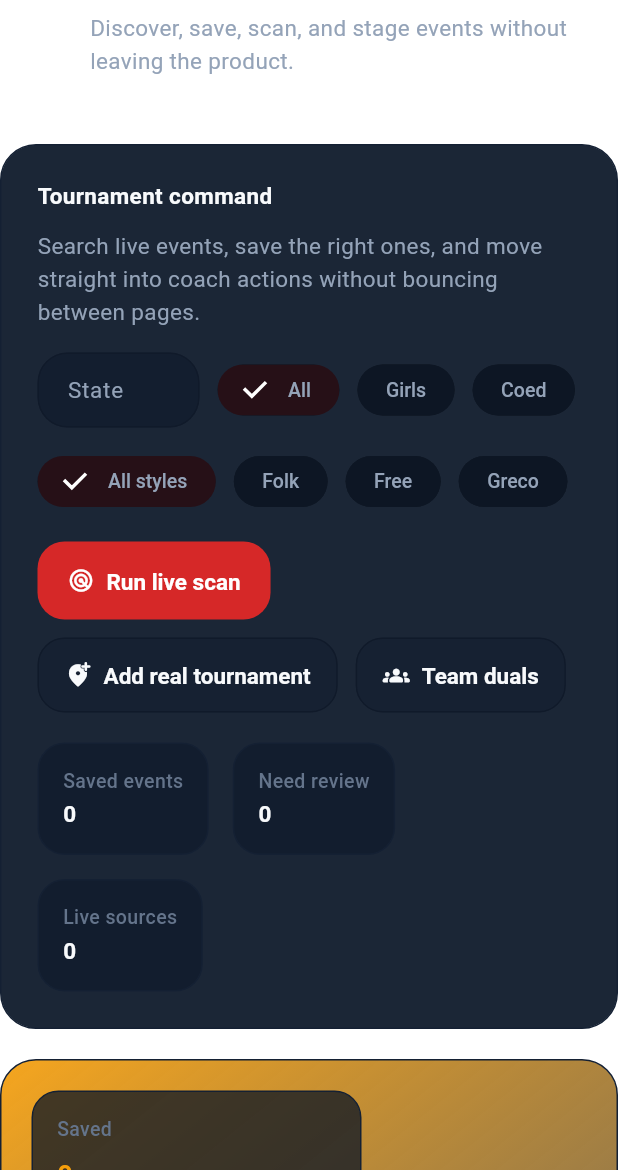
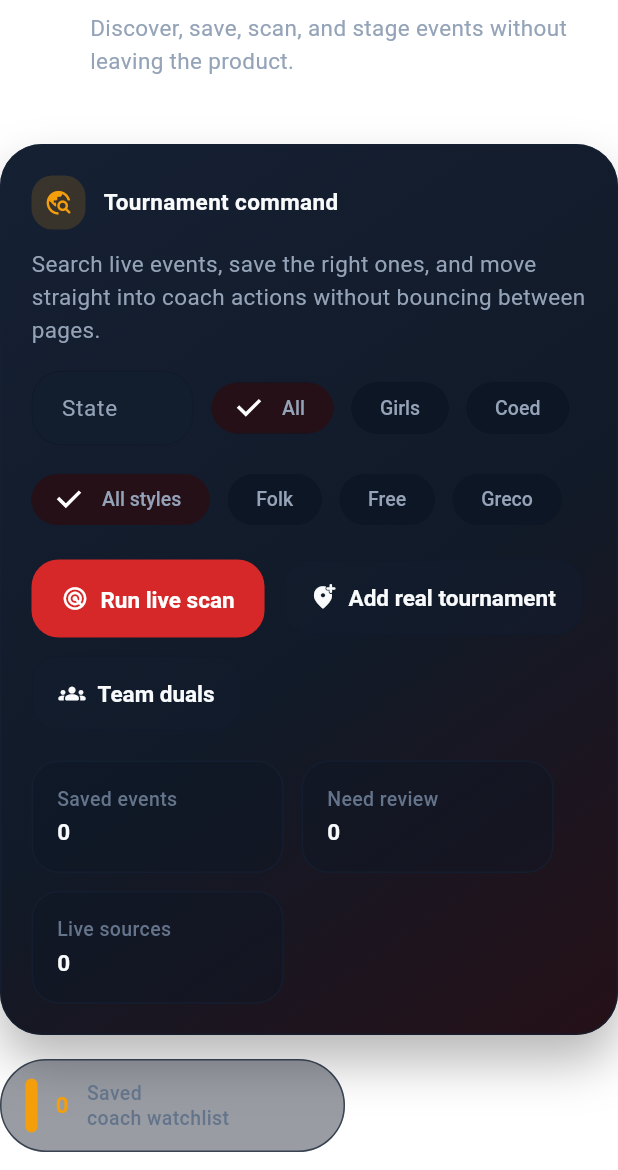
Before and after one commit to PinIQApp/PinIQ, a Flutter app: the HomeDashboardShell screen opened directly, item 4 of the bottom bar chosen, scrolled down 1152 dp, after a tap on "Tournaments", on a phone screen of 412 x 824 dp, the part 66-1236 px from its top. Run offline on Flutter 3.47's test engine with Material 3 defaults, Android fonts, the phone set to English and light mode, and no system bars; our stand-ins replace image_picker, shared_preferences; missing offline and left inert: dart:html; accounts and stored records are empty.

Commit message:
Polish tournament center layout

```diff
--- a/frontend/lib/screens/dashboard/tournament_center_screen.dart
+++ b/frontend/lib/screens/dashboard/tournament_center_screen.dart
@@ -558,7 +558,7 @@
                 icon: Icons.check_circle_outline,
               ),
             ],
-            const SizedBox(height: AppSpacing.lg),
+            const SizedBox(height: AppSpacing.md),
             _SummaryBand(
               accent: const Color(0xFFF59E0B),
               items: [
@@ -580,28 +580,28 @@
                     note: 'configured sources'),
               ],
             ),
-            const SizedBox(height: AppSpacing.xl),
+            const SizedBox(height: AppSpacing.lg),
             if (_error != null) ...[
               _EmptyPanel(
                 message: _error!.replaceFirst('Exception: ', ''),
                 actionLabel: 'Try again',
                 onAction: _runLiveScan,
               ),
-              const SizedBox(height: AppSpacing.xl),
+              const SizedBox(height: AppSpacing.lg),
             ],
             _TournamentDecisionBoard(
               savedCount: savedCount,
               reviewCount: reviewCount,
               girlsCount: girlsCount,
             ),
-            const SizedBox(height: AppSpacing.xl),
+            const SizedBox(height: AppSpacing.lg),
             if (_isLoading) ...[
               const _StatusBanner(
                 message: 'Loading tournament discovery results...',
                 color: AppColors.warning,
                 icon: Icons.sync_rounded,
               ),
-              const SizedBox(height: AppSpacing.xl),
+              const SizedBox(height: AppSpacing.lg),
             ] else if (records.isEmpty) ...[
               _EmptyPanel(
                 message:
@@ -609,7 +609,7 @@
                 actionLabel: _isScanning ? null : 'Run live scan',
                 onAction: _isScanning ? null : _runLiveScan,
               ),
-              const SizedBox(height: AppSpacing.xl),
+              const SizedBox(height: AppSpacing.lg),
             ],
             if (isWide)
               Row(
@@ -815,11 +815,27 @@
   @override
   Widget build(BuildContext context) {
     return Container(
-      padding: const EdgeInsets.all(AppSpacing.xl),
+      padding: const EdgeInsets.all(AppSpacing.lg),
       decoration: BoxDecoration(
-        color: AppColors.surfaceElevated.withValues(alpha: 0.96),
-        borderRadius: BorderRadius.circular(AppSpacing.cardRadius),
-        border: Border.all(color: AppColors.border),
+        gradient: const LinearGradient(
+          begin: Alignment.topLeft,
+          end: Alignment.bottomRight,
+          colors: [
+            Color(0xFF152033),
+            Color(0xFF111A28),
+            Color(0xFF251017),
+          ],
+          stops: [0, 0.56, 1],
+        ),
+        borderRadius: BorderRadius.circular(28),
+        border: Border.all(color: AppColors.border.withValues(alpha: 0.72)),
+        boxShadow: [
+          BoxShadow(
+            color: Colors.black.withValues(alpha: 0.28),
+            blurRadius: 28,
+            offset: const Offset(0, 18),
+          ),
+        ],
       ),
       child: LayoutBuilder(
         builder: (context, constraints) {
@@ -827,7 +843,27 @@
           final actions = Column(
             crossAxisAlignment: CrossAxisAlignment.start,
             children: [
+              Row(
+                mainAxisSize: MainAxisSize.min,
+                children: [
+                  Container(
+                    width: 36,
+                    height: 36,
+                    decoration: BoxDecoration(
+                      color: const Color(0xFFF59E0B).withValues(alpha: 0.16),
+                      borderRadius: BorderRadius.circular(14),
+                    ),
+                    alignment: Alignment.center,
+                    child: const Icon(
+                      Icons.travel_explore_rounded,
+                      color: Color(0xFFF59E0B),
+                      size: 19,
+                    ),
+                  ),
+                  const SizedBox(width: AppSpacing.sm),
                   Text('Tournament command', style: AppTextStyles.bodyStrong),
+                ],
+              ),
               const SizedBox(height: AppSpacing.sm),
               Text(
                 'Search live events, save the right ones, and move straight into coach actions without bouncing between pages.',
@@ -899,12 +935,21 @@
           );
 
           final metrics = Wrap(
-            spacing: AppSpacing.md,
-            runSpacing: AppSpacing.md,
-            children: [
-              _MetricBox(label: 'Saved events', value: '$savedCount'),
-              _MetricBox(label: 'Need review', value: '$reviewCount'),
-              _MetricBox(label: 'Live sources', value: '$sourceCount'),
+            spacing: AppSpacing.sm,
+            runSpacing: AppSpacing.sm,
+            children: [
+              SizedBox(
+                  width: 168,
+                  child:
+                      _MetricBox(label: 'Saved events', value: '$savedCount')),
+              SizedBox(
+                  width: 168,
+                  child:
+                      _MetricBox(label: 'Need review', value: '$reviewCount')),
+              SizedBox(
+                  width: 168,
+                  child:
+                      _MetricBox(label: 'Live sources', value: '$sourceCount')),
             ],
           );
 
@@ -974,11 +1019,11 @@
   Widget build(BuildContext context) {
     return LayoutBuilder(
       builder: (context, constraints) => Container(
-        padding: const EdgeInsets.all(AppSpacing.xl),
+        padding: const EdgeInsets.all(AppSpacing.lg),
         decoration: BoxDecoration(
-          color: AppColors.surface,
-          borderRadius: BorderRadius.circular(AppSpacing.cardRadius),
-          border: Border.all(color: AppColors.border),
+          color: AppColors.surface.withValues(alpha: 0.72),
+          borderRadius: BorderRadius.circular(24),
+          border: Border.all(color: AppColors.border.withValues(alpha: 0.72)),
         ),
         child: Column(
           crossAxisAlignment: CrossAxisAlignment.start,
@@ -1137,14 +1182,23 @@
           padding: const EdgeInsets.all(AppSpacing.md),
           decoration: BoxDecoration(
             color: selected
-                ? AppColors.surfaceElevated
-                : AppColors.surface.withValues(alpha: 0.72),
-            borderRadius: BorderRadius.circular(18),
+                ? const Color(0xFF172033)
+                : AppColors.surface.withValues(alpha: 0.36),
+            borderRadius: BorderRadius.circular(22),
             border: Border.all(
               color: selected
-                  ? const Color(0xFFF59E0B).withValues(alpha: 0.4)
-                  : AppColors.border,
-            ),
+                  ? const Color(0xFFF59E0B).withValues(alpha: 0.48)
+                  : AppColors.border.withValues(alpha: 0.46),
+            ),
+            boxShadow: selected
+                ? [
+                    BoxShadow(
+                      color: const Color(0xFFF59E0B).withValues(alpha: 0.08),
+                      blurRadius: 18,
+                      offset: const Offset(0, 10),
+                    ),
+                  ]
+                : null,
           ),
           child: Row(
             children: [
@@ -1235,11 +1289,11 @@
   @override
   Widget build(BuildContext context) {
     return Container(
-      padding: const EdgeInsets.all(AppSpacing.xl),
+      padding: const EdgeInsets.all(AppSpacing.lg),
       decoration: BoxDecoration(
-        color: AppColors.surface,
-        borderRadius: BorderRadius.circular(AppSpacing.cardRadius),
-        border: Border.all(color: AppColors.border),
+        color: AppColors.surface.withValues(alpha: 0.72),
+        borderRadius: BorderRadius.circular(24),
+        border: Border.all(color: AppColors.border.withValues(alpha: 0.72)),
       ),
       child: Column(
         crossAxisAlignment: CrossAxisAlignment.start,
@@ -1972,21 +2026,13 @@
 
   @override
   Widget build(BuildContext context) {
-    return Container(
-      padding: const EdgeInsets.all(AppSpacing.lg),
-      decoration: BoxDecoration(
-        gradient: AppColors.brandedGradient(
-            primary: accent, secondary: AppColors.surfaceElevated),
-        borderRadius: BorderRadius.circular(AppSpacing.cardRadius),
-        border: Border.all(color: AppColors.border),
-      ),
-      child: Wrap(
-        spacing: AppSpacing.md,
-        runSpacing: AppSpacing.md,
+    return Wrap(
+      spacing: AppSpacing.sm,
+      runSpacing: AppSpacing.sm,
       children: items
           .map(
             (item) => SizedBox(
-                width: 220,
+              width: 230,
               child: _StatusCard(
                 title: item.label,
                 value: item.value,
@@ -1996,7 +2042,6 @@
             ),
           )
           .toList(),
-      ),
     );
   }
 }
@@ -2029,20 +2074,37 @@
   @override
   Widget build(BuildContext context) {
     return Container(
-      padding: const EdgeInsets.all(AppSpacing.md),
+      padding: const EdgeInsets.symmetric(
+        horizontal: AppSpacing.md,
+        vertical: AppSpacing.sm,
+      ),
       decoration: BoxDecoration(
-        color: AppColors.surface.withValues(alpha: 0.76),
-        borderRadius: BorderRadius.circular(18),
-        border: Border.all(color: AppColors.border),
-      ),
+        color: AppColors.surface.withValues(alpha: 0.42),
+        borderRadius: BorderRadius.circular(999),
+        border: Border.all(color: AppColors.border.withValues(alpha: 0.72)),
+      ),
+      child: Row(
+        children: [
+          Container(
+            width: 8,
+            height: 36,
+            decoration: BoxDecoration(
+              color: color,
+              borderRadius: BorderRadius.circular(99),
+            ),
+          ),
+          const SizedBox(width: AppSpacing.sm),
+          Text(value, style: AppTextStyles.bodyStrong.copyWith(color: color)),
+          const SizedBox(width: AppSpacing.sm),
+          Expanded(
             child: Column(
               crossAxisAlignment: CrossAxisAlignment.start,
               children: [
                 Text(title, style: AppTextStyles.caption),
-          const SizedBox(height: AppSpacing.sm),
-          Text(value, style: AppTextStyles.cardTitle.copyWith(color: color)),
-          const SizedBox(height: AppSpacing.xxs),
                 Text(subtitle, style: AppTextStyles.caption),
+              ],
+            ),
+          ),
         ],
       ),
     );
@@ -2063,9 +2125,9 @@
     return Container(
       padding: const EdgeInsets.all(AppSpacing.md),
       decoration: BoxDecoration(
-        color: AppColors.surfaceElevated,
+        color: AppColors.surface.withValues(alpha: 0.46),
         borderRadius: BorderRadius.circular(18),
-        border: Border.all(color: AppColors.border),
+        border: Border.all(color: AppColors.border.withValues(alpha: 0.72)),
       ),
       child: Column(
         crossAxisAlignment: CrossAxisAlignment.start,
```
Also changed, not shown: 1 other file. Lines whose indentation alone changed are shown as unchanged.
